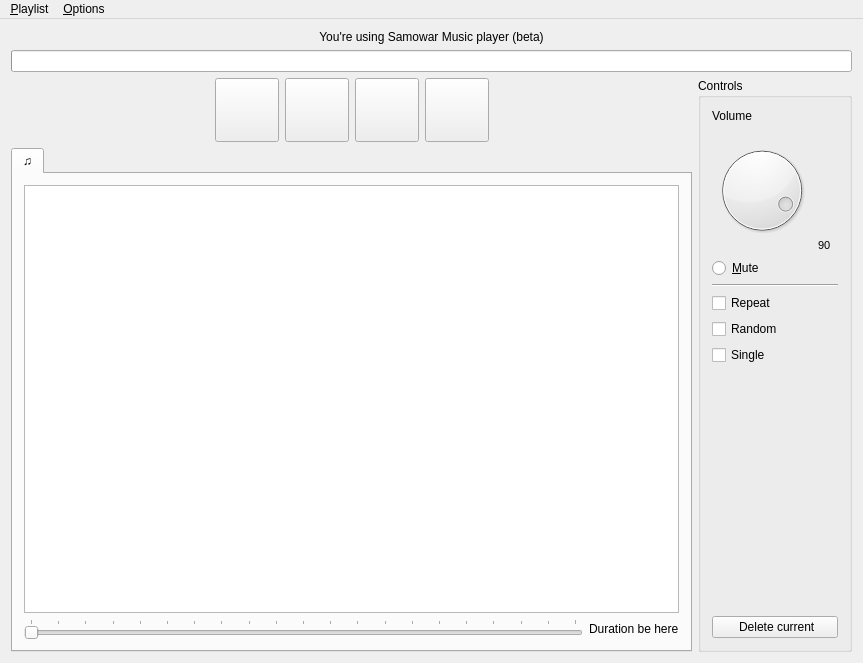
Before: the Qt Designer form mainwindow.ui in flyboy14/SamowarMP, drawn with Qt 5.
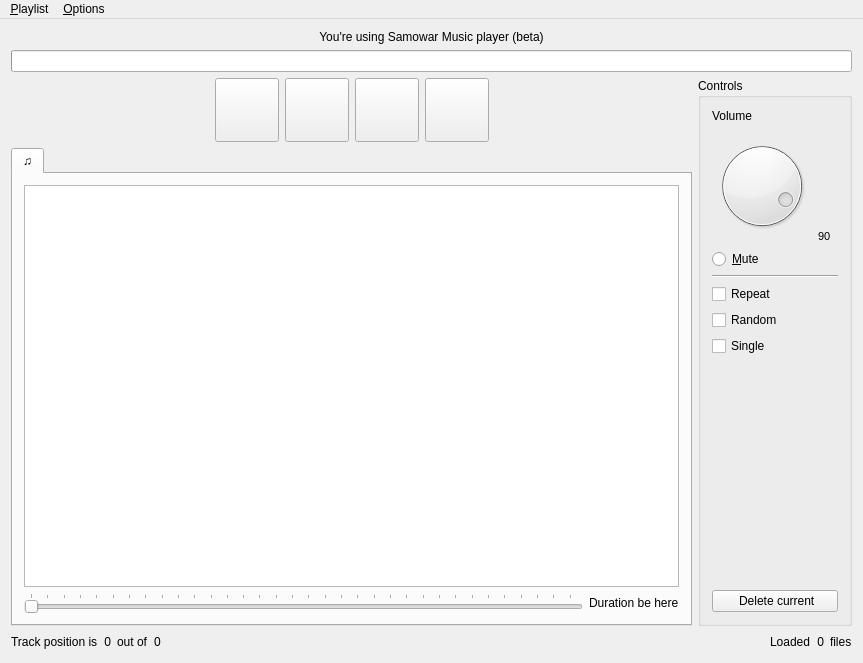
After: the same form once the commit is applied. Icons and pictures are not drawn.

Patch:
```diff
--- a/mainwindow.ui
+++ b/mainwindow.ui
@@ -24,7 +24,23 @@
     <normaloff>media-information.png</normaloff>media-information.png</iconset>
   </property>
   <widget class="QWidget" name="centralWidget">
-   <layout class="QGridLayout" name="gridLayout_3">
+   <layout class="QGridLayout" name="gridLayout_2">
+    <item row="0" column="0">
+     <widget class="QLabel" name="labelGreeting">
+      <property name="cursor">
+       <cursorShape>ArrowCursor</cursorShape>
+      </property>
+      <property name="toolTip">
+       <string>&lt;html&gt;&lt;head/&gt;&lt;body&gt;&lt;p&gt;Listen to music with Flavour&lt;/p&gt;&lt;/body&gt;&lt;/html&gt;</string>
+      </property>
+      <property name="text">
+       <string>You're using Samowar Music player (beta)</string>
+      </property>
+      <property name="alignment">
+       <set>Qt::AlignCenter</set>
+      </property>
+     </widget>
+    </item>
     <item row="1" column="0">
      <widget class="QProgressBar" name="currentTrack_progressBar">
       <property name="minimumSize">
@@ -53,22 +69,6 @@
       </property>
      </widget>
     </item>
-    <item row="0" column="0">
-     <widget class="QLabel" name="labelGreeting">
-      <property name="cursor">
-       <cursorShape>ArrowCursor</cursorShape>
-      </property>
-      <property name="toolTip">
-       <string>&lt;html&gt;&lt;head/&gt;&lt;body&gt;&lt;p&gt;Listen to music with Flavour&lt;/p&gt;&lt;/body&gt;&lt;/html&gt;</string>
-      </property>
-      <property name="text">
-       <string>You're using Samowar Music player (beta)</string>
-      </property>
-      <property name="alignment">
-       <set>Qt::AlignCenter</set>
-      </property>
-     </widget>
-    </item>
     <item row="2" column="0">
      <layout class="QHBoxLayout" name="button_playlist_and_controls_layout">
       <item>
@@ -423,7 +423,7 @@
                  <enum>QSlider::TicksAbove</enum>
                 </property>
                 <property name="tickInterval">
-                 <number>5</number>
+                 <number>3</number>
                 </property>
                </widget>
               </item>
@@ -711,6 +711,120 @@
       </item>
      </layout>
     </item>
+    <item row="3" column="0">
+     <layout class="QHBoxLayout" name="status_layout">
+      <item>
+       <widget class="QLabel" name="label_4">
+        <property name="maximumSize">
+         <size>
+          <width>140</width>
+          <height>15</height>
+         </size>
+        </property>
+        <property name="text">
+         <string>Track position is</string>
+        </property>
+       </widget>
+      </item>
+      <item>
+       <widget class="QLabel" name="label_5">
+        <property name="maximumSize">
+         <size>
+          <width>60</width>
+          <height>15</height>
+         </size>
+        </property>
+        <property name="text">
+         <string>0</string>
+        </property>
+        <property name="alignment">
+         <set>Qt::AlignRight|Qt::AlignTrailing|Qt::AlignVCenter</set>
+        </property>
+       </widget>
+      </item>
+      <item>
+       <widget class="QLabel" name="label_6">
+        <property name="maximumSize">
+         <size>
+          <width>60</width>
+          <height>15</height>
+         </size>
+        </property>
+        <property name="text">
+         <string>out of</string>
+        </property>
+       </widget>
+      </item>
+      <item>
+       <widget class="QLabel" name="label_7">
+        <property name="maximumSize">
+         <size>
+          <width>60</width>
+          <height>15</height>
+         </size>
+        </property>
+        <property name="text">
+         <string>0</string>
+        </property>
+       </widget>
+      </item>
+      <item>
+       <spacer name="horizontalSpacer_3">
+        <property name="orientation">
+         <enum>Qt::Horizontal</enum>
+        </property>
+        <property name="sizeHint" stdset="0">
+         <size>
+          <width>40</width>
+          <height>20</height>
+         </size>
+        </property>
+       </spacer>
+      </item>
+      <item>
+       <widget class="QLabel" name="label">
+        <property name="text">
+         <string>Loaded</string>
+        </property>
+       </widget>
+      </item>
+      <item>
+       <widget class="QLabel" name="label_3">
+        <property name="maximumSize">
+         <size>
+          <width>60</width>
+          <height>15</height>
+         </size>
+        </property>
+        <property name="layoutDirection">
+         <enum>Qt::LeftToRight</enum>
+        </property>
+        <property name="text">
+         <string>0</string>
+        </property>
+        <property name="textFormat">
+         <enum>Qt::AutoText</enum>
+        </property>
+        <property name="alignment">
+         <set>Qt::AlignRight|Qt::AlignTrailing|Qt::AlignVCenter</set>
+        </property>
+       </widget>
+      </item>
+      <item>
+       <widget class="QLabel" name="label_2">
+        <property name="maximumSize">
+         <size>
+          <width>90</width>
+          <height>15</height>
+         </size>
+        </property>
+        <property name="text">
+         <string>files</string>
+        </property>
+       </widget>
+      </item>
+     </layout>
+    </item>
    </layout>
   </widget>
   <widget class="QMenuBar" name="menuBar">
@@ -845,6 +959,14 @@
     <string>&amp;English</string>
    </property>
   </action>
+  <action name="actionStatusbar">
+   <property name="checkable">
+    <bool>true</bool>
+   </property>
+   <property name="text">
+    <string>Show / hide statusbar</string>
+   </property>
+  </action>
  </widget>
  <layoutdefault spacing="6" margin="11"/>
  <resources/>
```
